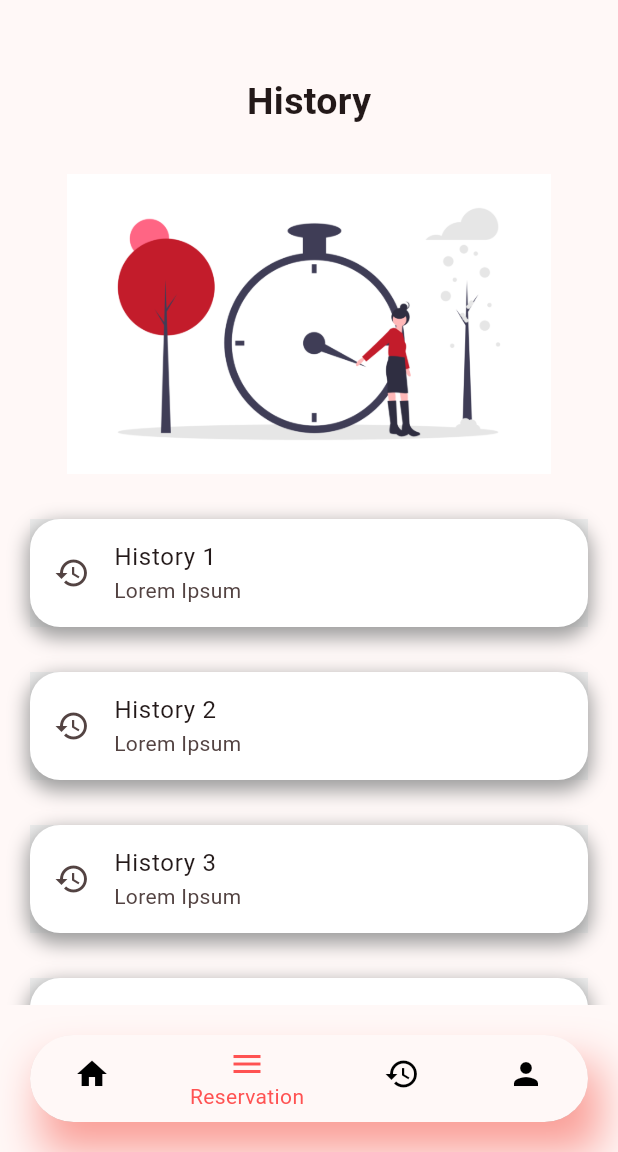
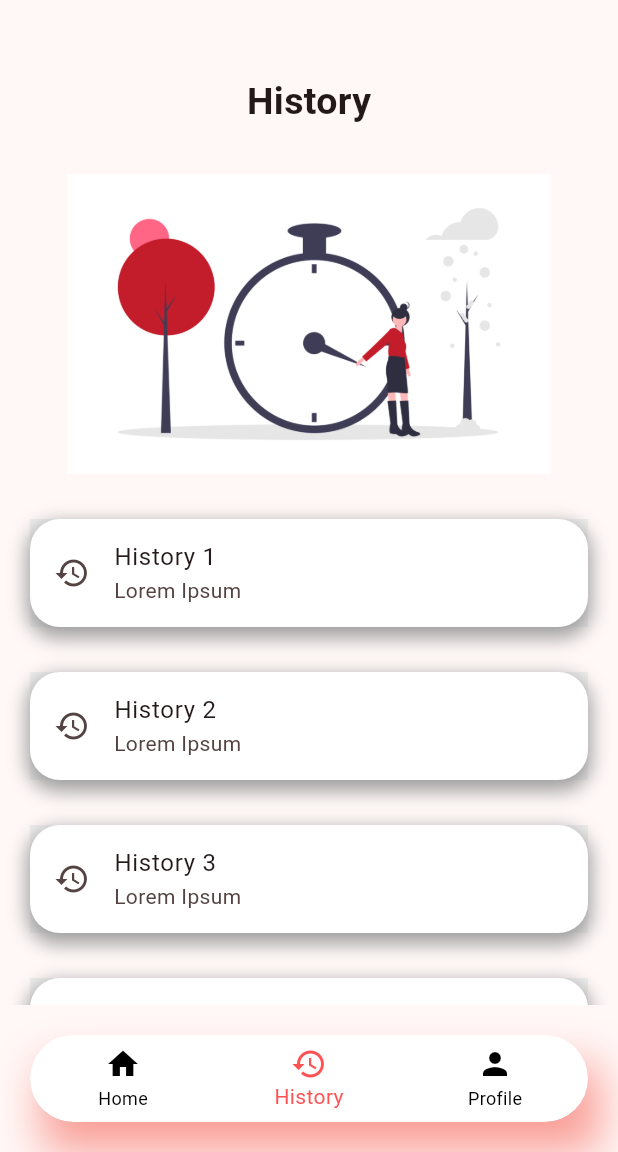
Before and after one commit to nadrzs/blood-nation-mobile, a Flutter app: the Navbar screen opened directly, item 2 of the bottom bar chosen, on a phone screen of 412 x 824 dp, the part 84-1236 px from its top. Run offline on Flutter 3.47's test engine with Material 3 defaults, Android fonts, the phone set to English and light mode, and no system bars; our stand-ins replace shared_preferences; accounts and stored records are empty; network calls fail.

```diff
--- a/blood_nation/lib/pages/navbar.dart
+++ b/blood_nation/lib/pages/navbar.dart
@@ -2,7 +2,9 @@ import 'package:blood_nation/pages/history_page.dart';
 import 'package:blood_nation/pages/home_page.dart';
 import 'package:blood_nation/pages/profile_page.dart';
 import 'package:blood_nation/pages/reservation_page.dart';
+import 'package:blood_nation/provider/profile_provider.dart';
 import 'package:flutter/material.dart';
+import 'package:provider/provider.dart';
 
 class Navbar extends StatefulWidget {
   const Navbar({super.key});
@@ -16,7 +18,6 @@ class _NavbarState extends State<Navbar> {
 
   List pages = [
     HomePage(),
-    // ReservationPage(),
     HistoryPage(),
     ProfilePage()
   ];
@@ -33,11 +34,9 @@ class _NavbarState extends State<Navbar> {
           child: Image.asset('assets/images/logo.png'),
         ),
         shape: const RoundedRectangleBorder(
-          borderRadius: BorderRadius.only(
-            bottomLeft: Radius.circular(15),
-            bottomRight: Radius.circular(15)
-          )
-        ),
+            borderRadius: BorderRadius.only(
+                bottomLeft: Radius.circular(15),
+                bottomRight: Radius.circular(15))),
       ),
       body: pages[currentIndex],
       bottomNavigationBar: Container(
@@ -61,11 +60,8 @@ class _NavbarState extends State<Navbar> {
                 });
               },
               items: const [
+                BottomNavigationBarItem(icon: Icon(Icons.home), label: "Home"),
                 BottomNavigationBarItem(
-                  icon: Icon(Icons.home), label: "Home"),
-                BottomNavigationBarItem(
-                    icon: Icon(Icons.menu), label: "Reservation"),
-                    BottomNavigationBarItem(
                     icon: Icon(Icons.history), label: "History"),
                 BottomNavigationBarItem(
                     icon: Icon(Icons.person), label: "Profile"),
--- a/blood_nation/lib/provider/event_list_provider.dart
+++ b/blood_nation/lib/provider/event_list_provider.dart
@@ -1,5 +1,5 @@
 import 'package:blood_nation/components/data/models/event_list_models.dart';
-import 'package:blood_nation/provider/headers_provider.dart';
+import 'package:blood_nation/provider/headers_event.dart';
 import 'package:http/http.dart' as http;
 import 'dart:convert';
 
```
Also changed, not shown: blood_nation/lib/provider/headers_detail_history.dart (added, +23 -0 lines), blood_nation/lib/provider/headers_event.dart (renamed from blood_nation/lib/provider/headers_provider.dart).
